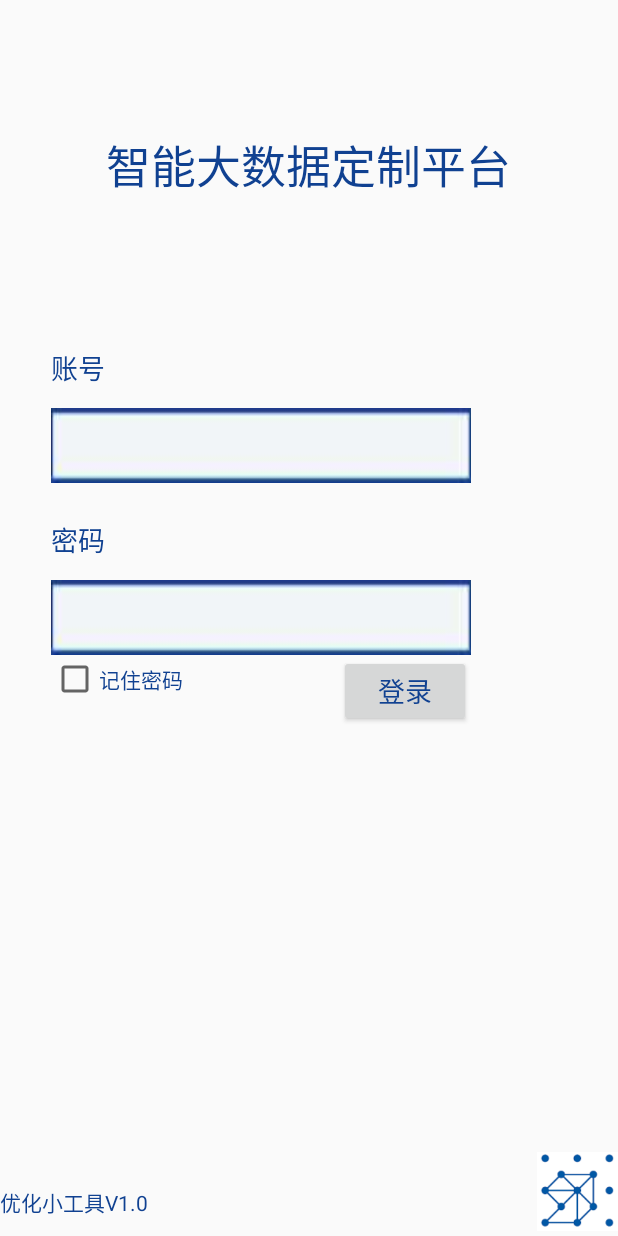
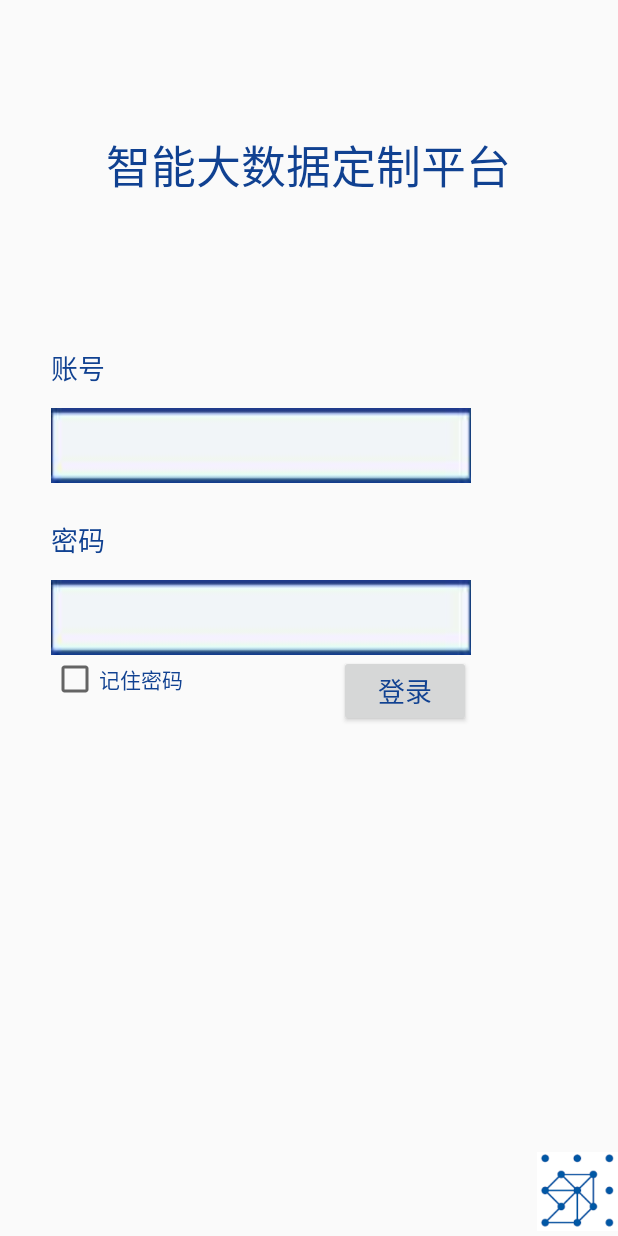
Before and after one commit to zenghuanliang/icttegongdui, an Android app: the screen it shows after launch (LoginActivity), on a phone screen of 412 x 824 dp. Run offline under Robolectric (Android 15) with nearby library versions, the phone set to English and light mode, and no system bars.

Commit message:
删除登录界面网优小工具

```diff
--- a/app/src/main/res/layout/activity_login.xml
+++ b/app/src/main/res/layout/activity_login.xml
@@ -51,12 +51,6 @@
 
         android:layout_marginStart="34dp"
         android:layout_centerVertical="true" android:layout_alignParentStart="true"/>
-    <TextView
-        android:text="优化小工具V1.0"
-        android:layout_width="wrap_content"
-        android:layout_height="wrap_content" android:layout_alignParentBottom="true"
-        android:layout_marginBottom="12dp"
-        android:id="@+id/textView3" android:textColor="@color/colorPrimary"/>
     <EditText
         android:layout_width="wrap_content"
         android:layout_height="50dp"
```
